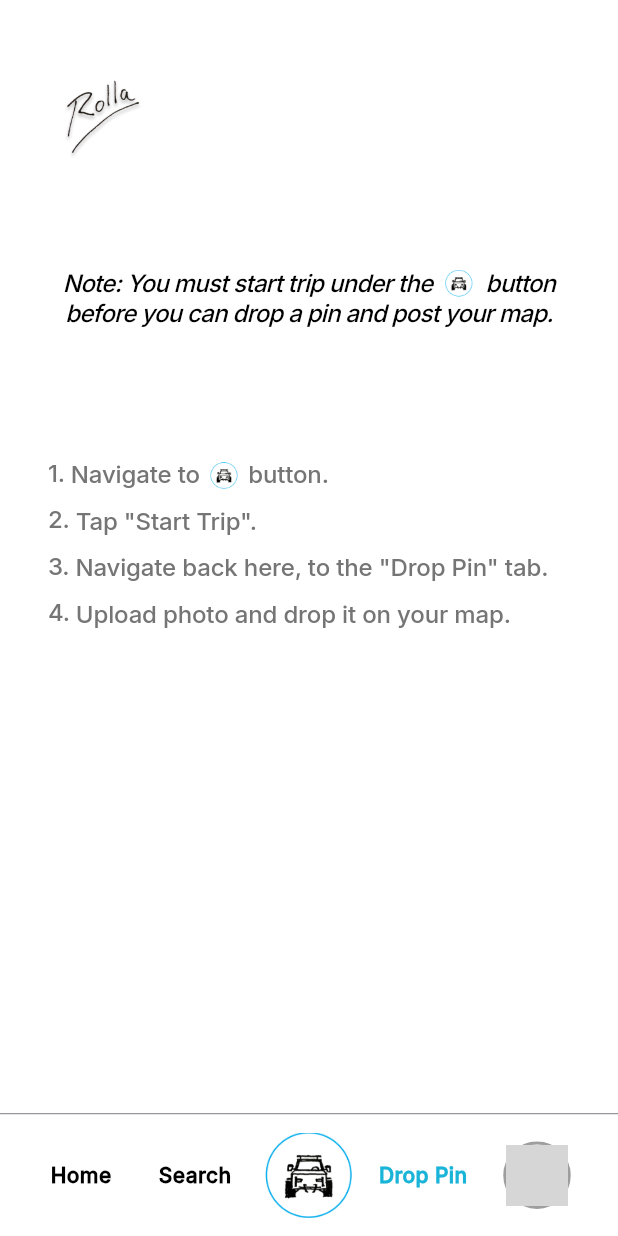
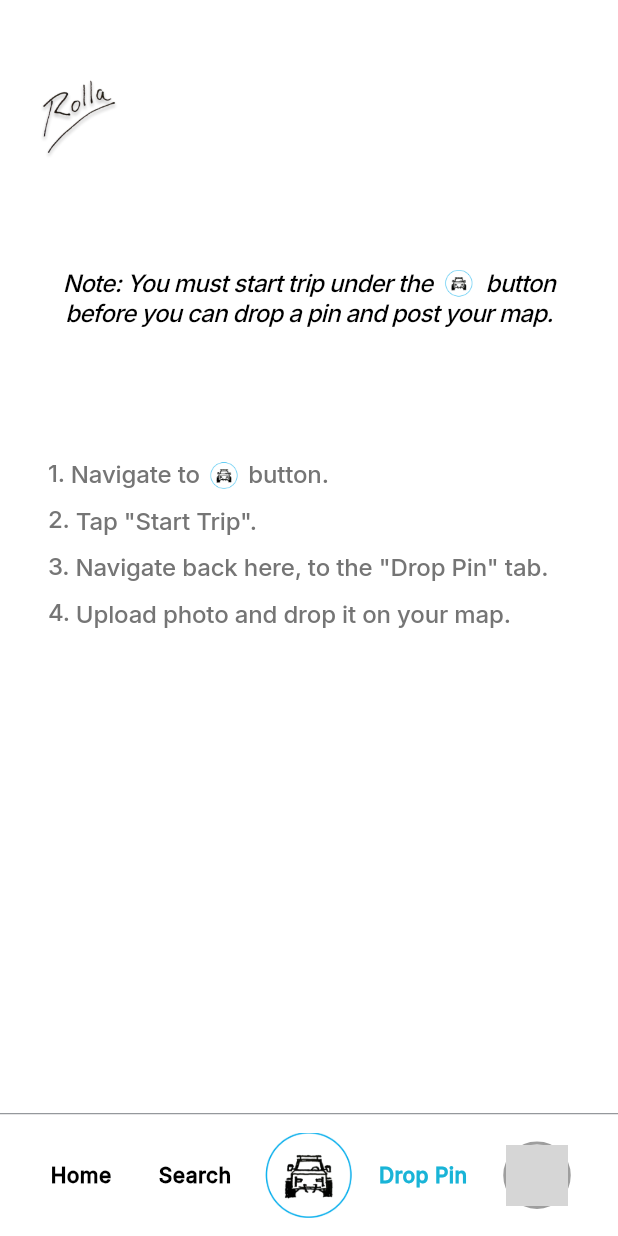
Before and after one commit to kstar0102/RollaTravel, a Flutter app: the DropPinScreen screen opened directly, on a phone screen of 412 x 824 dp. Run offline on Flutter 3.47's test engine with Material 3 defaults, Android fonts, the phone set to English and light mode, and no system bars; our stand-ins replace camera, flutter_map, flutter_riverpod, flutter_screenutil, flutter_typeahead, freezed_annotation and 12 more; accounts and stored records are empty; network calls fail; grey boxes are pictures that could not be loaded.

Commit message:
fix logo position

```diff
--- a/lib/src/screen/droppin/drop_pin.dart
+++ b/lib/src/screen/droppin/drop_pin.dart
@@ -106,7 +106,7 @@ class DropPinScreenState extends ConsumerState<DropPinScreen> {
           }
         },
         child: Padding(
-          padding: const EdgeInsets.symmetric(horizontal: 16.0),
+          padding: const EdgeInsets.symmetric(horizontal: 0),
           child: Column(
             mainAxisAlignment: MainAxisAlignment.start,
             children: [
@@ -167,8 +167,8 @@ class DropPinScreenState extends ConsumerState<DropPinScreen> {
               ),
               SizedBox(height: vhh(context, 10)),
 
-              // Instructions list
-              Column(
+              Padding(padding: const EdgeInsets.symmetric(horizontal: 16),
+                child: Column(
                   crossAxisAlignment: CrossAxisAlignment.start,
                   children: [
                     buildInstructionItem(1, 'Navigate to \u{1F698} button.'),
@@ -179,6 +179,8 @@ class DropPinScreenState extends ConsumerState<DropPinScreen> {
                         4, 'Upload photo and drop it on your map.'),
                   ],
                 ),
+              ),
+
             ],
           ),
         ),
--- a/lib/src/screen/droppin/photo_select_screen.dart
+++ b/lib/src/screen/droppin/photo_select_screen.dart
@@ -222,7 +222,7 @@ class PhotoSelectScreenState extends State<PhotoSelectScreen> {
           }
         },
         child: Padding(
-          padding: const EdgeInsets.symmetric(horizontal: 10.0),
+          padding: const EdgeInsets.symmetric(horizontal: 0),
           child: Column(
             crossAxisAlignment: CrossAxisAlignment.center,
             children: [
--- a/lib/src/screen/droppin/take_picture_screen.dart
+++ b/lib/src/screen/droppin/take_picture_screen.dart
@@ -72,9 +72,9 @@ class TakePictureScreenState extends ConsumerState<TakePictureScreen> {
           child: SingleChildScrollView(
             child: Column(
               children: [
-                SizedBox(height: vhh(context, 3)),
+                SizedBox(height: vhh(context, 4)),
                 Padding(
-                  padding: const EdgeInsets.all(8.0),
+                  padding: const EdgeInsets.symmetric(vertical: 8.0),
                   child: Row(
                     mainAxisAlignment: MainAxisAlignment.spaceBetween,
                     children: [
--- a/lib/src/screen/home/home_screen.dart
+++ b/lib/src/screen/home/home_screen.dart
@@ -172,7 +172,7 @@ class HomeScreenState extends ConsumerState<HomeScreen> {
           }
         },
         child: Padding(
-          padding: const EdgeInsets.symmetric(vertical: 0, horizontal: 5),
+          padding: const EdgeInsets.symmetric(vertical: 0, horizontal: 0),
           child: Column(
             crossAxisAlignment: CrossAxisAlignment.start,
             children: [
--- a/lib/src/screen/home/home_screen_widget.dart
+++ b/lib/src/screen/home/home_screen_widget.dart
@@ -836,7 +836,8 @@ class PostWidgetState extends State<PostWidget> {
     final updatedAt = DateTime.parse(widget.post["updated_at"]);
     final now = DateTime.now();
     final difference = now.difference(updatedAt);
-    return Column(
+    return Padding(padding: const EdgeInsets.symmetric(vertical: 0, horizontal: 5),
+    child: Column(
       crossAxisAlignment: CrossAxisAlignment.start,
       children: [
         Row(
@@ -1463,6 +1464,6 @@ class PostWidgetState extends State<PostWidget> {
           child: Divider(),
         ),
       ],
-    );
+    ));
   }
 }
```
Also changed, not shown: lib/src/screen/droppin/another_location_screen.dart (+9 -10 lines), lib/src/screen/droppin/select_locaiton_screen.dart (+3 -5 lines), lib/src/screen/profile/profile_screen.dart (+9 -5 lines), 4 other files. Lines whose indentation alone changed are shown as unchanged.
